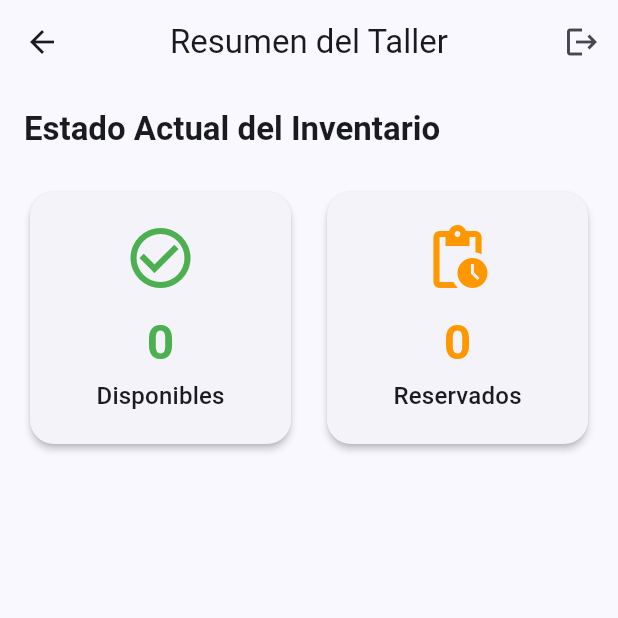
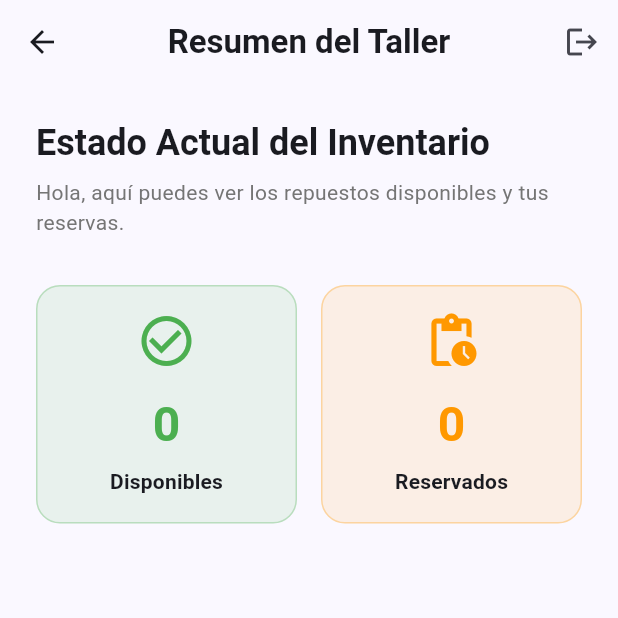
Before and after one commit to AdolfoMendozaRibera/tecnico-inventario, a Flutter app: the InicioScreen screen opened directly, on a phone screen of 412 x 824 dp, the top half of it. Run offline on Flutter 3.47's test engine with Material 3 defaults, Android fonts, the phone set to English and light mode, and no system bars; our stand-ins replace go_router, supabase_flutter; accounts and stored records are empty.

Commit message:
Mejora de jerarquias, layouts y espacio en la vistas de inico y mis reservas

```diff
--- a/proyecto/lib/features/inicio/presentation/screens/inicio_screen.dart
+++ b/proyecto/lib/features/inicio/presentation/screens/inicio_screen.dart
@@ -13,7 +13,8 @@ class InicioScreen extends StatelessWidget {
 
     return Scaffold(
       appBar: AppBar(
-        title: const Text('Resumen del Taller'),
+        title: const Text('Resumen del Taller', style: TextStyle(fontWeight: FontWeight.bold)),
+        elevation: 0,
         actions: [
           IconButton(
             icon: const Icon(Icons.logout),
@@ -24,18 +25,32 @@ class InicioScreen extends StatelessWidget {
           )
         ],
       ),
-      body: Consumer<RepuestosProvider>(
+      body: SafeArea(
+        child: Consumer<RepuestosProvider>(
           builder: (context, provider, child) {
             return Padding(
-            padding: const EdgeInsets.all(16.0),
+              padding: const EdgeInsets.all(24.0), // Escala 8px: 24
               child: Column(
                 crossAxisAlignment: CrossAxisAlignment.stretch,
                 children: [
+                  // Orientar
                   Text(
                     'Estado Actual del Inventario',
-                  style: theme.textTheme.titleLarge?.copyWith(fontWeight: FontWeight.bold),
+                    style: theme.textTheme.titleLarge?.copyWith(
+                      fontWeight: FontWeight.bold,
+                      fontSize: 24, // Jerarquía principal
                     ),
-                const SizedBox(height: 24),
+                  ),
+                  const SizedBox(height: 8), // Escala 8px: 8
+                  Text(
+                    'Hola, aquí puedes ver los repuestos disponibles y tus reservas.',
+                    style: theme.textTheme.bodyMedium?.copyWith(
+                      color: Colors.grey.shade600,
+                    ),
+                  ),
+                  const SizedBox(height: 32), // Escala 8px: 32
+
+                  // Informar
                   Row(
                     children: [
                       Expanded(
@@ -47,7 +62,7 @@ class InicioScreen extends StatelessWidget {
                           color: Colors.green
                         ),
                       ),
-                    const SizedBox(width: 16),
+                      const SizedBox(width: 16), // Escala 8px: 16
                       Expanded(
                         child: _buildStatCard(
                           context,
@@ -64,22 +79,39 @@ class InicioScreen extends StatelessWidget {
             );
           }
         ),
+      ),
     );
   }
 
   Widget _buildStatCard(BuildContext context, {required String title, required String count, required IconData icon, required Color color}) {
-    return Card(
-      child: Padding(
-        padding: const EdgeInsets.all(20.0),
+    return Container(
+      padding: const EdgeInsets.all(16.0), // Escala 8px: 16
+      decoration: BoxDecoration(
+        color: color.withOpacity(0.1),
+        borderRadius: BorderRadius.circular(16), // Escala 8px: 16
+        border: Border.all(color: color.withOpacity(0.3)),
+      ),
       child: Column(
         children: [
-            Icon(icon, size: 48, color: color),
-            const SizedBox(height: 12),
-            Text(count, style: Theme.of(context).textTheme.headlineLarge?.copyWith(fontWeight: FontWeight.bold, color: color)),
-            const SizedBox(height: 4),
-            Text(title, style: Theme.of(context).textTheme.titleMedium),
+          Icon(icon, size: 40, color: color), // Jerarquía visual
+          const SizedBox(height: 16), // Escala 8px: 16
+          Text(
+            count,
+            style: Theme.of(context).textTheme.headlineLarge?.copyWith(
+              fontWeight: FontWeight.bold,
+              color: color,
+              fontSize: 32, // Dato principal destacado
+            ),
+          ),
+          const SizedBox(height: 8), // Escala 8px: 8
+          Text(
+            title,
+            style: Theme.of(context).textTheme.titleMedium?.copyWith(
+              fontWeight: FontWeight.w600,
+              fontSize: 14,
+            ),
+          ),
         ],
-        ),
       ),
     );
   }
```
Also changed, not shown: proyecto/lib/features/reservas/presentation/screens/mis_reservas_screen.dart (+73 -18 lines). Lines whose indentation alone changed are shown as unchanged.
